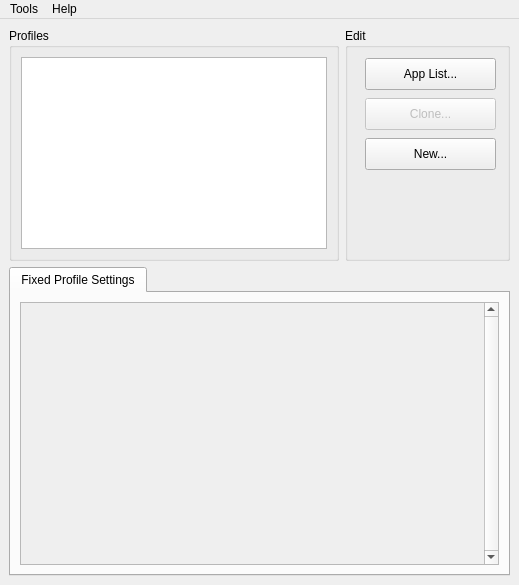
LunarG/VulkanTools, file vkconfig/mainwindow.ui: the form before one commit.
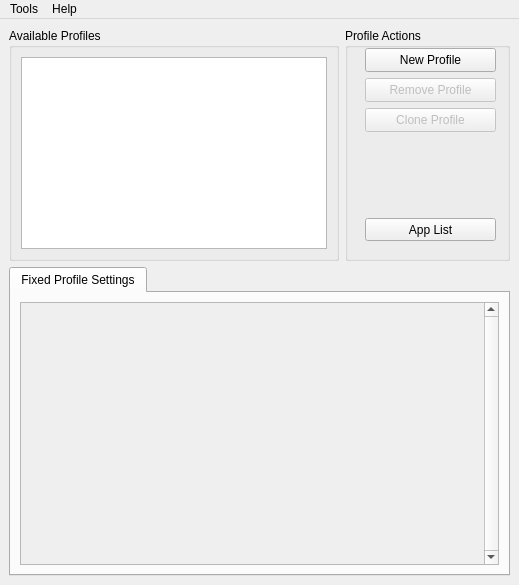
The form after the commit. Icons and pictures are not drawn.

```diff
--- a/vkconfig/mainwindow.ui
+++ b/vkconfig/mainwindow.ui
@@ -30,109 +30,7 @@
   </property>
   <widget class="QWidget" name="centralwidget">
    <layout class="QGridLayout" name="gridLayout_2">
-    <item row="0" column="0">
-     <widget class="QGroupBox" name="groupBoxProfiles">
-      <property name="sizePolicy">
-       <sizepolicy hsizetype="Preferred" vsizetype="Preferred">
-        <horstretch>1</horstretch>
-        <verstretch>0</verstretch>
-       </sizepolicy>
-      </property>
-      <property name="title">
-       <string>Profiles</string>
-      </property>
-      <layout class="QGridLayout" name="gridLayout">
-       <item row="0" column="0" colspan="2">
-        <widget class="QListWidget" name="listWidgetProfiles">
-         <property name="sizePolicy">
-          <sizepolicy hsizetype="Minimum" vsizetype="Expanding">
-           <horstretch>0</horstretch>
-           <verstretch>0</verstretch>
-          </sizepolicy>
-         </property>
-        </widget>
-       </item>
-      </layout>
-     </widget>
-    </item>
-    <item row="0" column="1">
-     <widget class="QGroupBox" name="groupBox">
-      <property name="sizePolicy">
-       <sizepolicy hsizetype="Preferred" vsizetype="Preferred">
-        <horstretch>0</horstretch>
-        <verstretch>0</verstretch>
-       </sizepolicy>
-      </property>
-      <property name="minimumSize">
-       <size>
-        <width>165</width>
-        <height>0</height>
-       </size>
-      </property>
-      <property name="title">
-       <string>Edit</string>
-      </property>
-      <widget class="QPushButton" name="pushButtonAppList">
-       <property name="geometry">
-        <rect>
-         <x>20</x>
-         <y>30</y>
-         <width>131</width>
-         <height>32</height>
-        </rect>
-       </property>
-       <property name="text">
-        <string>App List...</string>
-       </property>
-      </widget>
-      <widget class="QPushButton" name="pushButtonEditProfile">
-       <property name="enabled">
-        <bool>false</bool>
-       </property>
-       <property name="geometry">
-        <rect>
-         <x>20</x>
-         <y>70</y>
-         <width>131</width>
-         <height>32</height>
-        </rect>
-       </property>
-       <property name="text">
-        <string>Clone...</string>
-       </property>
-      </widget>
-      <widget class="QPushButton" name="pushButtonNewProfile">
-       <property name="geometry">
-        <rect>
-         <x>20</x>
-         <y>110</y>
-         <width>131</width>
-         <height>32</height>
-        </rect>
-       </property>
-       <property name="text">
-        <string>New...</string>
-       </property>
-      </widget>
-      <widget class="QLabel" name="label">
-       <property name="geometry">
-        <rect>
-         <x>20</x>
-         <y>130</y>
-         <width>121</width>
-         <height>111</height>
-        </rect>
-       </property>
-       <property name="text">
-        <string/>
-       </property>
-       <property name="pixmap">
-        <pixmap resource="resources.qrc">:/resourcefiles/lunarg_logo.png</pixmap>
-       </property>
-      </widget>
-     </widget>
-    </item>
-    <item row="1" column="0" colspan="2">
+    <item row="2" column="0" colspan="2">
      <widget class="QTabWidget" name="tabWidget">
       <property name="sizePolicy">
        <sizepolicy hsizetype="Expanding" vsizetype="Expanding">
@@ -181,6 +79,124 @@
       </widget>
      </widget>
     </item>
+    <item row="0" column="0" rowspan="2">
+     <widget class="QGroupBox" name="groupBoxProfiles">
+      <property name="sizePolicy">
+       <sizepolicy hsizetype="Preferred" vsizetype="Preferred">
+        <horstretch>1</horstretch>
+        <verstretch>0</verstretch>
+       </sizepolicy>
+      </property>
+      <property name="title">
+       <string>Available Profiles</string>
+      </property>
+      <layout class="QGridLayout" name="gridLayout">
+       <item row="0" column="0" colspan="2">
+        <widget class="QListWidget" name="listWidgetProfiles">
+         <property name="sizePolicy">
+          <sizepolicy hsizetype="Minimum" vsizetype="Expanding">
+           <horstretch>0</horstretch>
+           <verstretch>0</verstretch>
+          </sizepolicy>
+         </property>
+        </widget>
+       </item>
+      </layout>
+     </widget>
+    </item>
+    <item row="0" column="1" rowspan="2">
+     <widget class="QGroupBox" name="groupBox">
+      <property name="sizePolicy">
+       <sizepolicy hsizetype="Preferred" vsizetype="Preferred">
+        <horstretch>0</horstretch>
+        <verstretch>0</verstretch>
+       </sizepolicy>
+      </property>
+      <property name="minimumSize">
+       <size>
+        <width>165</width>
+        <height>0</height>
+       </size>
+      </property>
+      <property name="title">
+       <string>Profile Actions</string>
+      </property>
+      <widget class="QPushButton" name="pushButtonEditProfile">
+       <property name="enabled">
+        <bool>false</bool>
+       </property>
+       <property name="geometry">
+        <rect>
+         <x>20</x>
+         <y>80</y>
+         <width>131</width>
+         <height>24</height>
+        </rect>
+       </property>
+       <property name="text">
+        <string>Clone Profile</string>
+       </property>
+      </widget>
+      <widget class="QPushButton" name="pushButtonNewProfile">
+       <property name="geometry">
+        <rect>
+         <x>20</x>
+         <y>20</y>
+         <width>131</width>
+         <height>24</height>
+        </rect>
+       </property>
+       <property name="text">
+        <string>New Profile</string>
+       </property>
+      </widget>
+      <widget class="QLabel" name="label">
+       <property name="geometry">
+        <rect>
+         <x>20</x>
+         <y>90</y>
+         <width>121</width>
+         <height>111</height>
+        </rect>
+       </property>
+       <property name="text">
+        <string/>
+       </property>
+       <property name="pixmap">
+        <pixmap resource="resources.qrc">:/resourcefiles/lunarg_logo.png</pixmap>
+       </property>
+      </widget>
+      <widget class="QPushButton" name="pushButtonRemove">
+       <property name="enabled">
+        <bool>false</bool>
+       </property>
+       <property name="geometry">
+        <rect>
+         <x>20</x>
+         <y>50</y>
+         <width>131</width>
+         <height>24</height>
+        </rect>
+       </property>
+       <property name="text">
+        <string>Remove Profile</string>
+       </property>
+      </widget>
+      <widget class="QPushButton" name="pushButtonAppList">
+       <property name="geometry">
+        <rect>
+         <x>20</x>
+         <y>190</y>
+         <width>131</width>
+         <height>23</height>
+        </rect>
+       </property>
+       <property name="text">
+        <string>App List</string>
+       </property>
+      </widget>
+     </widget>
+    </item>
    </layout>
   </widget>
   <widget class="QMenuBar" name="menubar">
```
